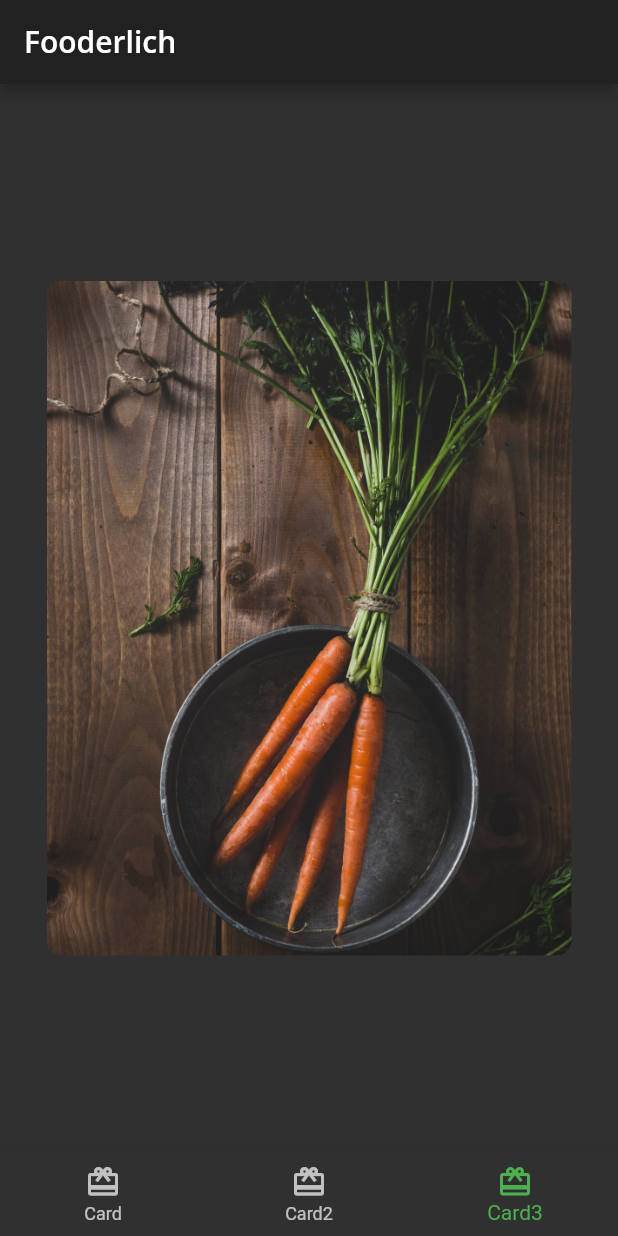
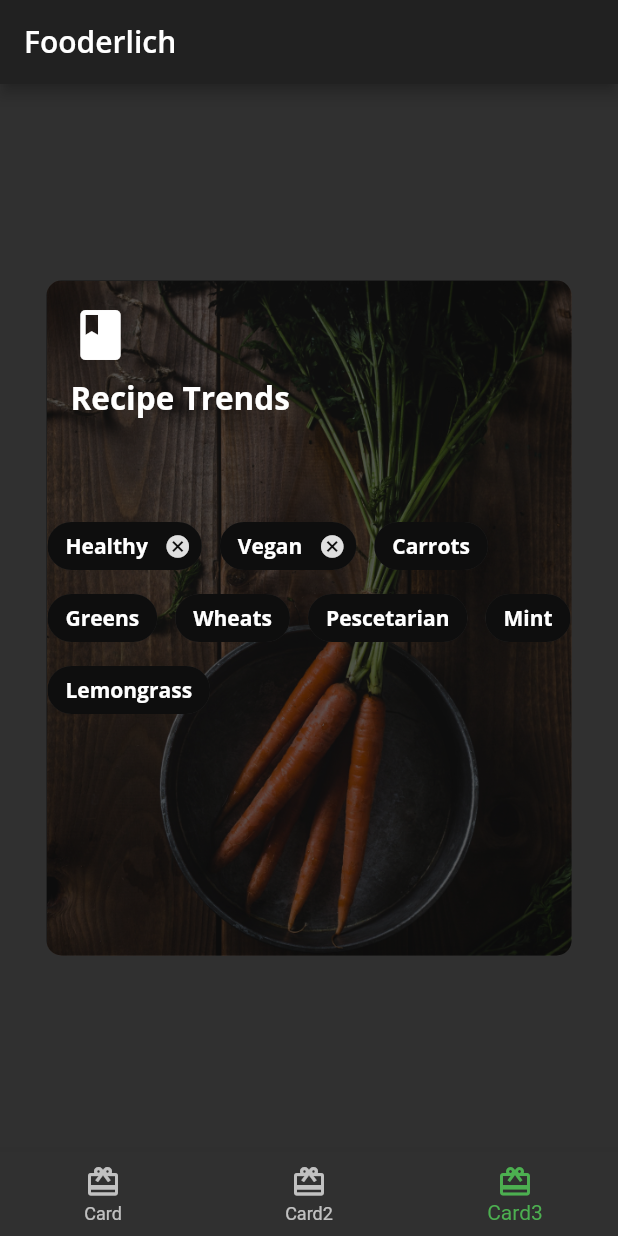
Before and after one commit to Jitesh117/Fooderlich-app, a Flutter app: the screen it shows after launch, item 3 of the bottom bar chosen, on a phone screen of 412 x 824 dp. Run offline on Flutter 3.47's test engine with Material 2 defaults, Android fonts, the phone set to English and light mode, and no system bars; our stand-ins replace google_fonts.

Commit message:
Completed Card 3

```diff
--- a/lib/card3.dart
+++ b/lib/card3.dart
@@ -1,8 +1,8 @@
 import 'package:flutter/material.dart';
+import 'fooderlich_theme.dart';
 
 class Card3 extends StatelessWidget {
   const Card3({Key? key}) : super(key: key);
-
   @override
   Widget build(BuildContext context) {
     return Center(
@@ -16,9 +16,103 @@ class Card3 extends StatelessWidget {
             image: AssetImage('assets/mag2.png'),
             fit: BoxFit.cover,
           ),
-          borderRadius: BorderRadius.all(
-            Radius.circular(10.0),
-          ),
+          borderRadius: BorderRadius.all(Radius.circular(10.0)),
+        ),
+        child: Stack(
+          children: [
+            Container(
+              decoration: BoxDecoration(
+// 1
+                color: Colors.black.withOpacity(0.6),
+// 2
+                borderRadius: const BorderRadius.all(Radius.circular(10.0)),
+              ),
+            ),
+            Container(
+// 3
+              padding: const EdgeInsets.all(16),
+// 4
+              child: Column(
+// 5
+                crossAxisAlignment: CrossAxisAlignment.start,
+                children: [
+// 6
+                  const Icon(
+                    Icons.book,
+                    color: Colors.white,
+                    size: 40,
+                  ),
+// 7
+                  const SizedBox(height: 8),
+// 8
+                  Text(
+                    'Recipe Trends',
+                    style: FooderlichTheme.darkTextTheme.headline2,
+                  ),
+// 9
+                  const SizedBox(height: 30),
+                ],
+              ),
+            ),
+            Center(
+// 11
+              child: Wrap(
+// 12
+                alignment: WrapAlignment.start,
+// 13
+                spacing: 12,
+// 14
+                children: [
+                  Chip(
+                    label: Text('Healthy',
+                        style: FooderlichTheme.darkTextTheme.bodyText1),
+                    backgroundColor: Colors.black.withOpacity(0.7),
+                    onDeleted: () {
+                      print('delete');
+                    },
+                  ),
+                  Chip(
+                    label: Text('Vegan',
+                        style: FooderlichTheme.darkTextTheme.bodyText1),
+                    backgroundColor: Colors.black.withOpacity(0.7),
+                    onDeleted: () {
+                      print('delete');
+                    },
+                  ),
+                  Chip(
+                    label: Text('Carrots',
+                        style: FooderlichTheme.darkTextTheme.bodyText1),
+                    backgroundColor: Colors.black.withOpacity(0.7),
+                  ),
+                  Chip(
+                    label: Text('Greens',
+                        style: FooderlichTheme.darkTextTheme.bodyText1),
+                    backgroundColor: Colors.black.withOpacity(0.7),
+                  ),
+                  Chip(
+                    label: Text('Wheats',
+                        style: FooderlichTheme.darkTextTheme.bodyText1),
+                    backgroundColor: Colors.black.withOpacity(0.7),
+                  ),
+                  Chip(
+                    label: Text('Pescetarian',
+                        style: FooderlichTheme.darkTextTheme.bodyText1),
+                    backgroundColor: Colors.black.withOpacity(0.7),
+                  ),
+                  Chip(
+                    label: Text('Mint',
+                        style: FooderlichTheme.darkTextTheme.bodyText1),
+                    backgroundColor: Colors.black.withOpacity(0.7),
+                  ),
+                  Chip(
+                    label: Text('Lemongrass',
+                        style: FooderlichTheme.darkTextTheme.bodyText1),
+                    backgroundColor: Colors.black.withOpacity(0.7),
+                  ),
+                ],
+              ),
+            )
+          ],
         ),
       ),
     );
```
